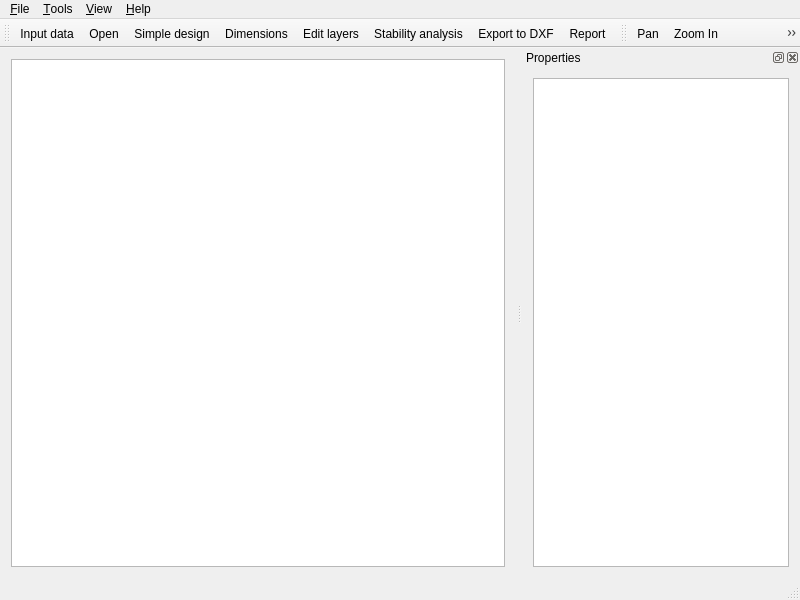
First picture: the form in mainwindow.ui, repository ecoslacker/gabbioni, before the edit.
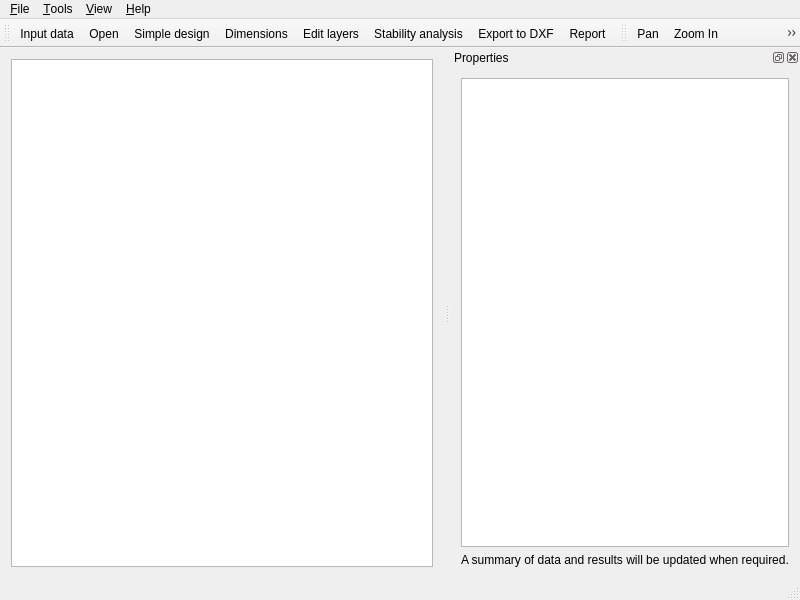
Second picture: the form after the edit. Icons and pictures are not drawn. Custom widgets are drawn as their Qt base class.

Commit message: Show maximized and label in dock panel added

What changed in the file:
```diff
--- a/mainwindow.ui
+++ b/mainwindow.ui
@@ -137,6 +137,13 @@
        </property>
       </widget>
      </item>
+     <item>
+      <widget class="QLabel" name="label">
+       <property name="text">
+        <string>A summary of data and results will be updated when required.</string>
+       </property>
+      </widget>
+     </item>
     </layout>
    </widget>
   </widget>
```
Left out of the diff: 2 changed lines with no effect on the pictures.
